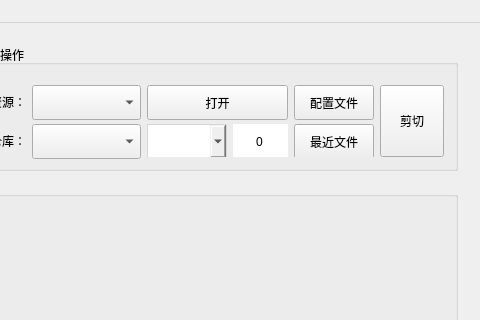
WeiMuYang/markdown-assistant, file mainwindow.ui: the form before one commit; both pictures show x 355 to 835 and y 0 to 320 of the 835 by 688 pixel window.
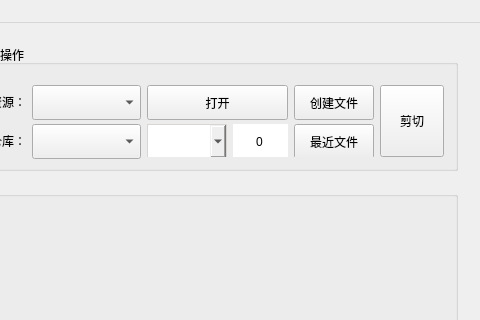
The form after the commit.

Commit message: feat: 添加创建新文件的功能

Patch:
```diff
--- a/mainwindow.ui
+++ b/mainwindow.ui
@@ -460,7 +460,7 @@
                     </size>
                    </property>
                    <property name="text">
-                    <string>配置文件</string>
+                    <string>创建文件</string>
                    </property>
                   </widget>
                  </item>
```
Left out of the diff: 4 changed lines with no effect on the pictures. The commit also changes 4 other files.
